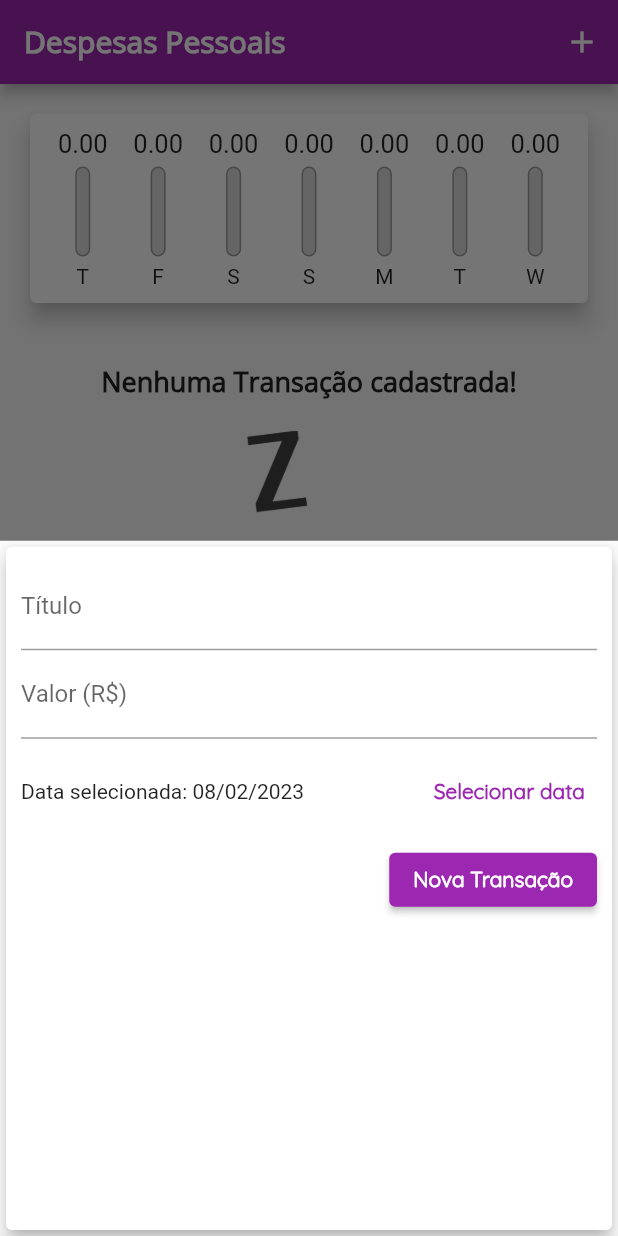
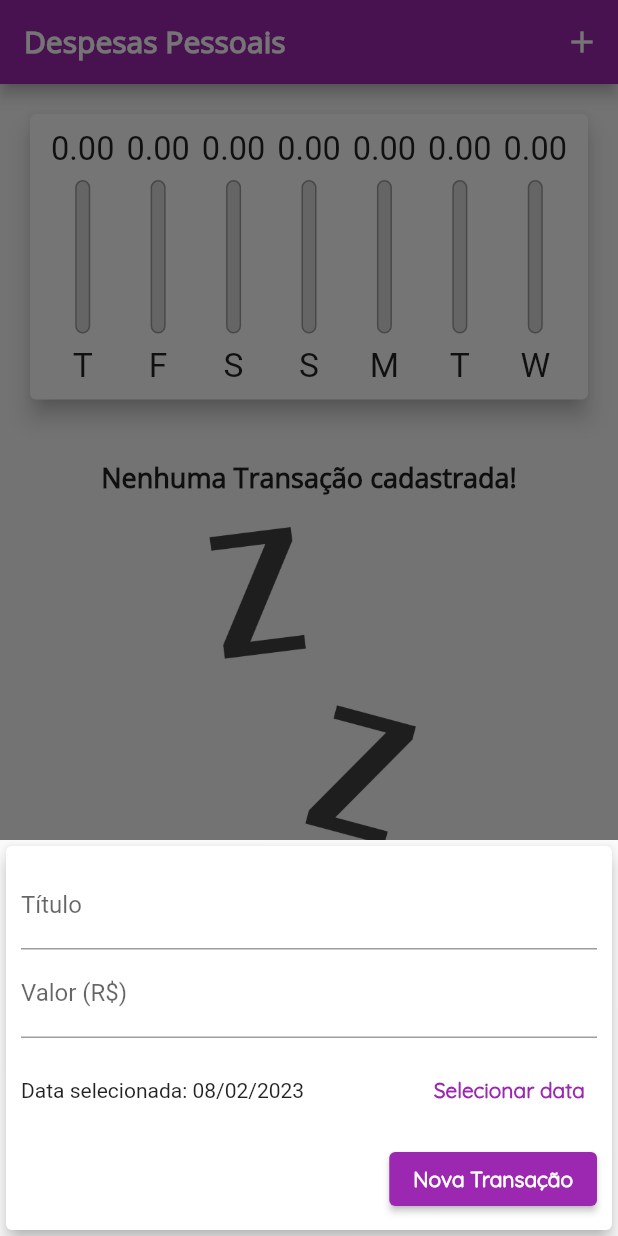
Before and after one commit to evandronosse/Study-flutter-udemy-expenses, a Flutter app: the screen it shows after launch, after a tap on the "add" icon, on a phone screen of 412 x 824 dp. Run offline on Flutter 3.47's test engine with Material 2 defaults, Android fonts, the phone set to English and light mode, and no system bars.

Commit message:
Response finished

```diff
--- a/lib/components/chart.dart
+++ b/lib/components/chart.dart
@@ -46,7 +46,7 @@ class Chart extends StatelessWidget {
       margin: EdgeInsets.all(20),
       // ignore: unnecessary_const
       child: Padding(
-        padding: const EdgeInsets.all(10),
+        padding: EdgeInsets.all(10),
         child: Row(
             mainAxisAlignment: MainAxisAlignment.spaceAround,
             children: groupedTransactions.map((tr) {
--- a/lib/components/chart_bar.dart
+++ b/lib/components/chart_bar.dart
@@ -15,10 +15,12 @@ class ChartBar extends StatelessWidget {
 
   @override
   Widget build(BuildContext context) {
+    return LayoutBuilder(
+      builder: (ctx, constraints) {
         return Column(
           children: [
             Container(
-          height: 20,
+              height: constraints.maxHeight * 0.15,
               child: FittedBox(
                 child: Text(
                   '${value.toStringAsFixed(2)}',
@@ -27,10 +29,10 @@ class ChartBar extends StatelessWidget {
               ),
             ),
             SizedBox(
-          height: 5,
+              height: constraints.maxHeight * 0.05,
             ),
             Container(
-          height: 60,
+              height: constraints.maxHeight * 0.6,
               width: 10,
               child: Stack(
                 alignment: Alignment.bottomCenter,
@@ -58,10 +60,17 @@ class ChartBar extends StatelessWidget {
               ),
             ),
             SizedBox(
-          height: 5,
+              height: constraints.maxHeight * 0.05,
             ),
-        Text(label),
+            Container(
+              height: constraints.maxHeight * 0.15,
+              child: FittedBox(
+                child: Text(label),
+              ),
+            ),
           ],
+        );
+      },
     );
   }
 }
--- a/lib/components/transaction_form.dart
+++ b/lib/components/transaction_form.dart
@@ -44,16 +44,22 @@ class _TransactionFormState extends State<TransactionForm> {
 
   @override
   Widget build(BuildContext context) {
-    return Card(
+    return SingleChildScrollView(
+      child: Card(
         elevation: 5,
         child: Padding(
-        padding: const EdgeInsets.all(10),
+          padding: EdgeInsets.only(
+            top: 10,
+            right: 10,
+            left: 10,
+            bottom: 10 + MediaQuery.of(context).viewInsets.bottom,
+          ),
           child: Column(
             children: [
               TextField(
                 controller: _titleController,
                 onSubmitted: (value) => _submitForm(),
-              decoration: const InputDecoration(
+                decoration: InputDecoration(
                   labelText: 'Título',
                 ),
               ),
@@ -61,7 +67,7 @@ class _TransactionFormState extends State<TransactionForm> {
                 controller: _valueController,
                 keyboardType: TextInputType.numberWithOptions(decimal: true),
                 onSubmitted: (value) => _submitForm(),
-              decoration: const InputDecoration(
+                decoration: InputDecoration(
                   labelText: 'Valor (R\$)',
                 ),
               ),
@@ -105,6 +111,7 @@ class _TransactionFormState extends State<TransactionForm> {
             ],
           ),
         ),
+      ),
     );
   }
 }
--- a/lib/components/transaction_list.dart
+++ b/lib/components/transaction_list.dart
@@ -1,5 +1,6 @@
 import 'package:expenses/models/transaction.dart';
 import 'package:flutter/material.dart';
+import 'package:flutter/rendering.dart';
 import 'package:intl/intl.dart';
 
 class TransactionList extends StatelessWidget {
@@ -10,29 +11,31 @@ class TransactionList extends StatelessWidget {
 
   @override
   Widget build(BuildContext context) {
-    return Container(
-      height: 460,
-      child: transactions.isEmpty
-          ? Column(
+    return transactions.isEmpty
+        ? LayoutBuilder(
+            builder: (ctx, Constraints) {
+              return Column(
                 children: [
-                const SizedBox(
+                  SizedBox(
                     height: 20,
                   ),
                   Text(
                     'Nenhuma Transação cadastrada!',
                     style: Theme.of(context).textTheme.headline6,
                   ),
-                const SizedBox(
+                  SizedBox(
                     height: 20,
                   ),
                   Container(
-                  height: 200,
+                    height: Constraints.maxHeight * 0.6,
                     child: Image.asset(
                       'assets/images/waiting.png',
                       fit: BoxFit.cover,
                     ),
                   )
                 ],
+              );
+            },
           )
         : ListView.builder(
             itemCount: transactions.length,
@@ -48,7 +51,7 @@ class TransactionList extends StatelessWidget {
                   leading: CircleAvatar(
                     radius: 30,
                     child: Padding(
-                        padding: const EdgeInsets.all(6),
+                      padding: EdgeInsets.all(6),
                       child: FittedBox(
                         child: Text('R\$${tr.value}'),
                       ),
@@ -61,15 +64,24 @@ class TransactionList extends StatelessWidget {
                   subtitle: Text(
                     DateFormat('d MMM y').format(tr.date),
                   ),
-                    trailing: IconButton(
-                      icon: Icon(Icons.delete),
+                  trailing: MediaQuery.of(context).size.width > 400
+                      ? TextButton.icon(
+                          onPressed: () => onRemove(tr.id),
+                          icon: const Icon(Icons.delete),
+                          label: const Text('Excluir'),
+                          style: ButtonStyle(
+                            foregroundColor: MaterialStateProperty.all<Color>(
+                                Theme.of(context).errorColor),
+                          ),
+                        )
+                      : IconButton(
+                          icon: const Icon(Icons.delete),
                           color: Theme.of(context).errorColor,
                           onPressed: () => onRemove(tr.id),
                         ),
                 ),
               );
             },
-            ),
           );
   }
 }
--- a/lib/main.dart
+++ b/lib/main.dart
@@ -14,6 +14,8 @@ class ExpansesApp extends StatelessWidget {
 
   @override
   Widget build(BuildContext context) {
+    // final availableHeight = MediaQuery.of(context).size.height;
+
     return MaterialApp(
       home: MyHomePage(),
       theme: ThemeData(
@@ -59,6 +61,7 @@ class MyHomePage extends StatefulWidget {
 
 class _MyHomePageState extends State<MyHomePage> {
   final List<Transaction> _transactions = [];
+  bool _showChart = false;
 
   List<Transaction> get _recentTransactions {
     return _transactions.where((tr) {
@@ -99,30 +102,49 @@ class _MyHomePageState extends State<MyHomePage> {
 
   @override
   Widget build(BuildContext context) {
+    bool isLandScape =
+        MediaQuery.of(context).orientation == Orientation.landscape;
+
+    final appBar = AppBar(
+      title: Text(
+        'Despesas Pessoais',
+      ),
+      actions: [
+        if (isLandScape)
+          IconButton(
+            onPressed: () => {
+              setState(() {
+                _showChart = !_showChart;
+              })
+            },
+            icon: Icon(_showChart ? Icons.list : Icons.pie_chart),
+          ),
+        IconButton(
+          onPressed: () => _openTransactionFormModal(context),
+          icon: Icon(Icons.add),
+        ),
+      ],
+    );
+    final availableHeight = MediaQuery.of(context).size.height -
+        appBar.preferredSize.height -
+        MediaQuery.of(context).padding.top;
+
     return Scaffold(
-      appBar: AppBar(
-        title: const Text('Despesas Pessoais'),
-        actions: [
-          IconButton(
-            onPressed: () => _openTransactionFormModal(context),
-            icon: Icon(Icons.add),
-          )
-        ],
-      ),
+      appBar: appBar,
       body: SingleChildScrollView(
         child: Column(
           crossAxisAlignment: CrossAxisAlignment.stretch,
           children: [
-            // Container(
-            //   width: double.infinity,
-            //   child: const Card(
-            //     color: Colors.blue,
-            //     elevation: 5,
-            //     child: Text('Grafico'),
-            //   ),
-            // ),
-            Chart(_recentTransactions),
-            TransactionList(_transactions, _removeTransaction),
+            if (_showChart || !isLandScape)
+              Container(
+                height: availableHeight * (isLandScape ? 0.7 : 0.3),
+                child: Chart(_recentTransactions),
+              ),
+            if (!_showChart || !isLandScape)
+              Container(
+                height: availableHeight * (isLandScape ? 1 : 0.7),
+                child: TransactionList(_transactions, _removeTransaction),
+              ),
           ],
         ),
       ),
```
Lines whose indentation alone changed are shown as unchanged.
